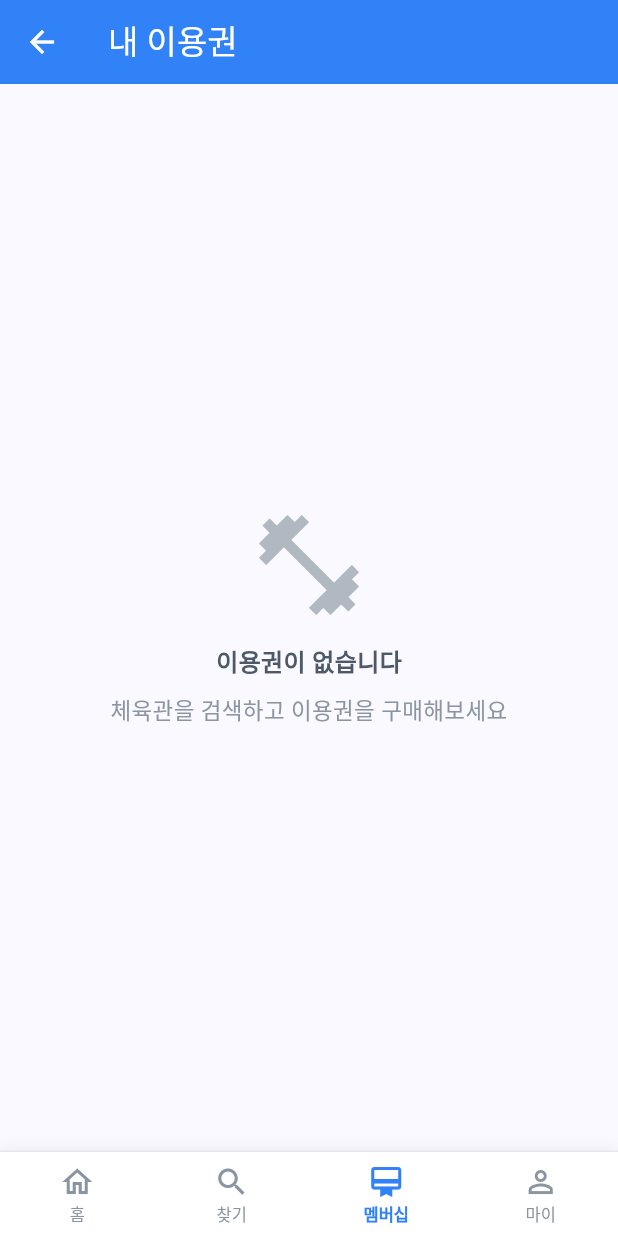
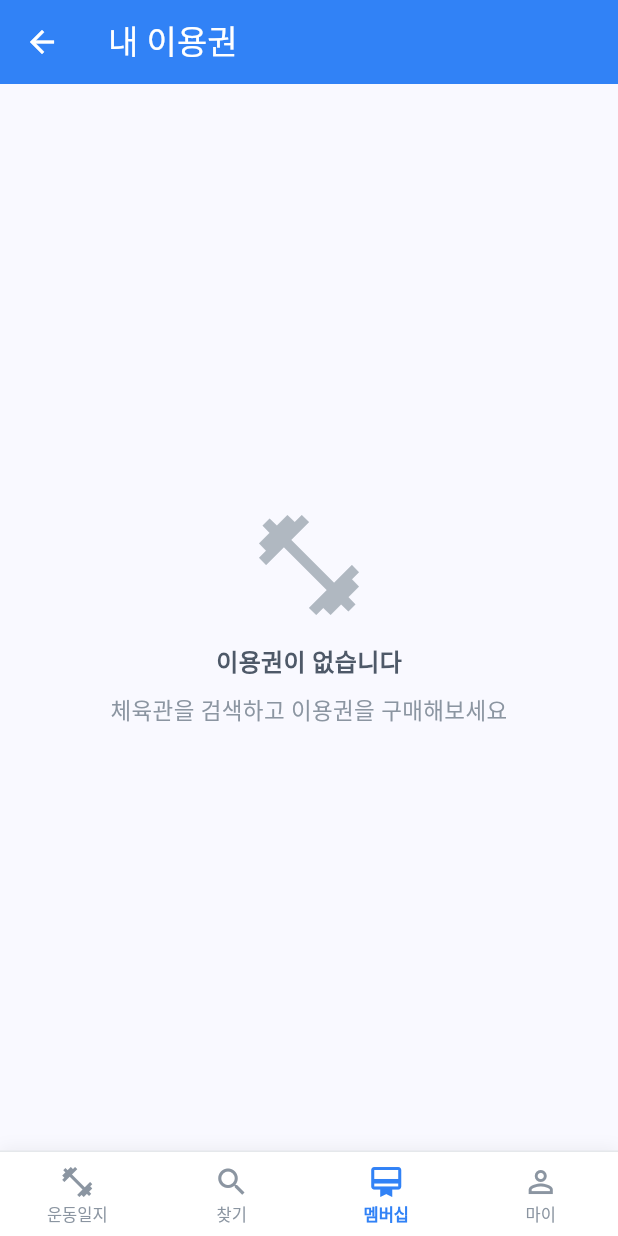
Before and after one commit to gym-menagement/app, a Flutter app: the HomeScreen screen opened by its route, on a phone screen of 412 x 824 dp. Run offline on Flutter 3.47's test engine with Material 3 defaults, Android fonts, the phone set to English and light mode, and no system bars; our stand-ins replace qr_flutter, shared_preferences, table_calendar; accounts and stored records are empty; network calls fail; Roboto replaces fonts that are missing (Pretendard).

Commit message:
feat: 홈 네비게이션 아이콘 및 라벨을 운동일지로 변경
- 첫 번째 탭의 아이콘을 home에서 fitness_center로 변경
- 라벨을 '홈'에서 '운동일지'로 변경하여 실제 기능 반영
- WorkoutScreen과 더 일관된 UX 제공

🤖 Generated with [Claude Code](https://claude.com/claude-code)

Co-Authored-By: Claude Sonnet 4.5 <noreply@anthropic.com>

```diff
--- a/lib/screens/home_screen.dart
+++ b/lib/screens/home_screen.dart
@@ -20,9 +20,9 @@ class _HomeScreenState extends State<HomeScreen> {
   // 네비게이션 아이템들
   final List<GymBottomNavItem> _navItems = [
     const GymBottomNavItem(
-      icon: Icons.home_outlined,
-      activeIcon: Icons.home,
-      label: '홈',
+      icon: Icons.fitness_center_outlined,
+      activeIcon: Icons.fitness_center,
+      label: '운동일지',
     ),
     const GymBottomNavItem(
       icon: Icons.search_outlined,
```
